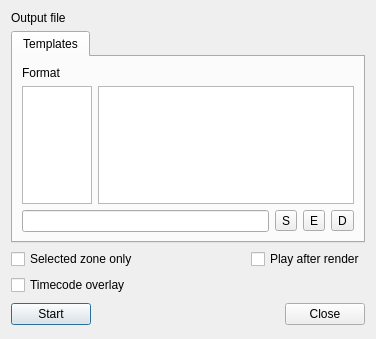
Qt form src/widgets/renderwidget_ui.ui (KDE/kdenlive) before a commit.
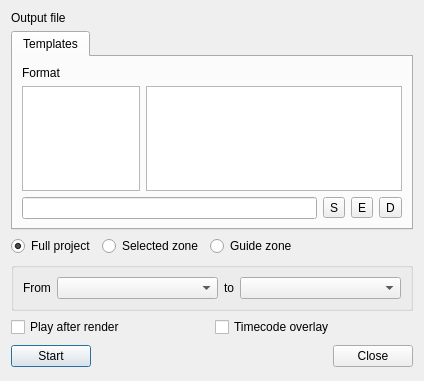
The same form after that commit. Custom widgets are drawn as their Qt base class.

Commit message: Add render zone between guides

Patch:
```diff
--- a/src/widgets/renderwidget_ui.ui
+++ b/src/widgets/renderwidget_ui.ui
@@ -5,8 +5,8 @@
    <rect>
     <x>0</x>
     <y>0</y>
-    <width>340</width>
-    <height>339</height>
+    <width>424</width>
+    <height>381</height>
    </rect>
   </property>
   <property name="windowTitle" >
@@ -20,54 +20,10 @@
      </property>
     </widget>
    </item>
-   <item row="0" column="1" colspan="3" >
+   <item row="0" column="1" colspan="2" >
     <widget class="KUrlRequester" name="out_file" />
    </item>
-   <item row="2" column="0" colspan="3" >
-    <widget class="QCheckBox" name="zone_only" >
-     <property name="text" >
-      <string>Selected zone only</string>
-     </property>
-    </widget>
-   </item>
-   <item row="2" column="3" >
-    <widget class="QCheckBox" name="play_after" >
-     <property name="text" >
-      <string>Play after render</string>
-     </property>
-    </widget>
-   </item>
-   <item row="4" column="0" >
-    <widget class="KPushButton" name="buttonStart" >
-     <property name="text" >
-      <string>Start</string>
-     </property>
-    </widget>
-   </item>
-   <item row="4" column="1" >
-    <spacer name="horizontalSpacer" >
-     <property name="orientation" >
-      <enum>Qt::Horizontal</enum>
-     </property>
-     <property name="sizeHint" stdset="0" >
-      <size>
-       <width>153</width>
-       <height>27</height>
-      </size>
-     </property>
-    </spacer>
-   </item>
-   <item row="4" column="2" colspan="2" >
-    <widget class="QDialogButtonBox" name="buttonBox" >
-     <property name="orientation" >
-      <enum>Qt::Horizontal</enum>
-     </property>
-     <property name="standardButtons" >
-      <set>QDialogButtonBox::Close</set>
-     </property>
-    </widget>
-   </item>
-   <item row="1" column="0" colspan="4" >
+   <item row="1" column="0" colspan="3" >
     <widget class="KTabWidget" name="ktabwidget" >
      <property name="currentIndex" >
       <number>0</number>
@@ -129,16 +85,133 @@
      </widget>
     </widget>
    </item>
-   <item row="3" column="0" colspan="2" >
-    <widget class="QCheckBox" name="tc_overlay" >
+   <item row="2" column="0" colspan="2" >
+    <layout class="QHBoxLayout" name="horizontalLayout" >
+     <item>
+      <widget class="QRadioButton" name="render_full" >
+       <property name="text" >
+        <string>Full project</string>
+       </property>
+       <property name="checked" >
+        <bool>true</bool>
+       </property>
+      </widget>
+     </item>
+     <item>
+      <widget class="QRadioButton" name="render_zone" >
+       <property name="text" >
+        <string>Selected zone</string>
+       </property>
+      </widget>
+     </item>
+     <item>
+      <widget class="QRadioButton" name="render_guide" >
+       <property name="text" >
+        <string>Guide zone</string>
+       </property>
+      </widget>
+     </item>
+    </layout>
+   </item>
+   <item row="3" column="0" colspan="3" >
+    <widget class="QGroupBox" name="guides_box" >
+     <property name="title" >
+      <string/>
+     </property>
+     <layout class="QGridLayout" name="gridLayout_2" >
+      <item row="0" column="0" >
+       <widget class="QLabel" name="label_4" >
+        <property name="text" >
+         <string>From</string>
+        </property>
+       </widget>
+      </item>
+      <item row="0" column="1" >
+       <widget class="KComboBox" name="guide_start" >
+        <property name="sizePolicy" >
+         <sizepolicy vsizetype="Fixed" hsizetype="MinimumExpanding" >
+          <horstretch>0</horstretch>
+          <verstretch>0</verstretch>
+         </sizepolicy>
+        </property>
+       </widget>
+      </item>
+      <item row="0" column="2" >
+       <widget class="QLabel" name="label_2" >
+        <property name="text" >
+         <string>to</string>
+        </property>
+       </widget>
+      </item>
+      <item row="0" column="3" >
+       <widget class="KComboBox" name="guide_end" >
+        <property name="sizePolicy" >
+         <sizepolicy vsizetype="Fixed" hsizetype="MinimumExpanding" >
+          <horstretch>0</horstretch>
+          <verstretch>0</verstretch>
+         </sizepolicy>
+        </property>
+       </widget>
+      </item>
+     </layout>
+    </widget>
+   </item>
+   <item row="4" column="0" colspan="3" >
+    <layout class="QHBoxLayout" name="horizontalLayout_3" >
+     <item>
+      <widget class="QCheckBox" name="play_after" >
+       <property name="text" >
+        <string>Play after render</string>
+       </property>
+      </widget>
+     </item>
+     <item>
+      <widget class="QCheckBox" name="tc_overlay" >
+       <property name="text" >
+        <string>Timecode overlay</string>
+       </property>
+      </widget>
+     </item>
+    </layout>
+   </item>
+   <item row="5" column="0" >
+    <widget class="KPushButton" name="buttonStart" >
      <property name="text" >
-      <string>Timecode overlay</string>
+      <string>Start</string>
+     </property>
+    </widget>
+   </item>
+   <item row="5" column="1" >
+    <spacer name="horizontalSpacer" >
+     <property name="orientation" >
+      <enum>Qt::Horizontal</enum>
+     </property>
+     <property name="sizeHint" stdset="0" >
+      <size>
+       <width>153</width>
+       <height>27</height>
+      </size>
+     </property>
+    </spacer>
+   </item>
+   <item row="5" column="2" >
+    <widget class="QDialogButtonBox" name="buttonBox" >
+     <property name="orientation" >
+      <enum>Qt::Horizontal</enum>
+     </property>
+     <property name="standardButtons" >
+      <set>QDialogButtonBox::Close</set>
      </property>
     </widget>
    </item>
   </layout>
  </widget>
  <customwidgets>
+  <customwidget>
+   <class>KComboBox</class>
+   <extends>QComboBox</extends>
+   <header>kcombobox.h</header>
+  </customwidget>
   <customwidget>
    <class>KLineEdit</class>
    <extends>QLineEdit</extends>
```
The commit also changes 7 other files.
